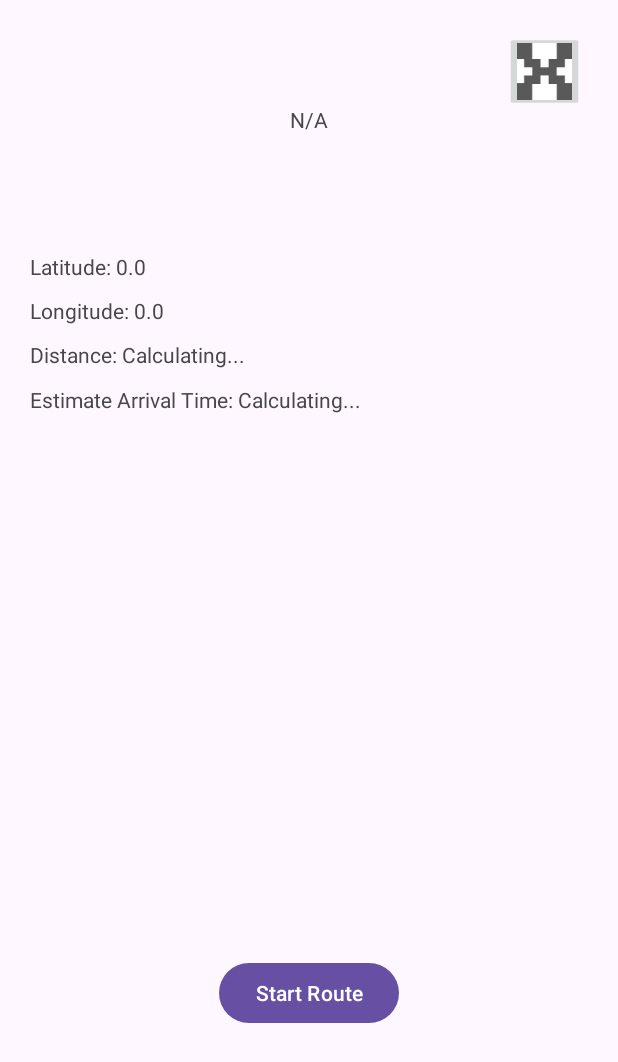
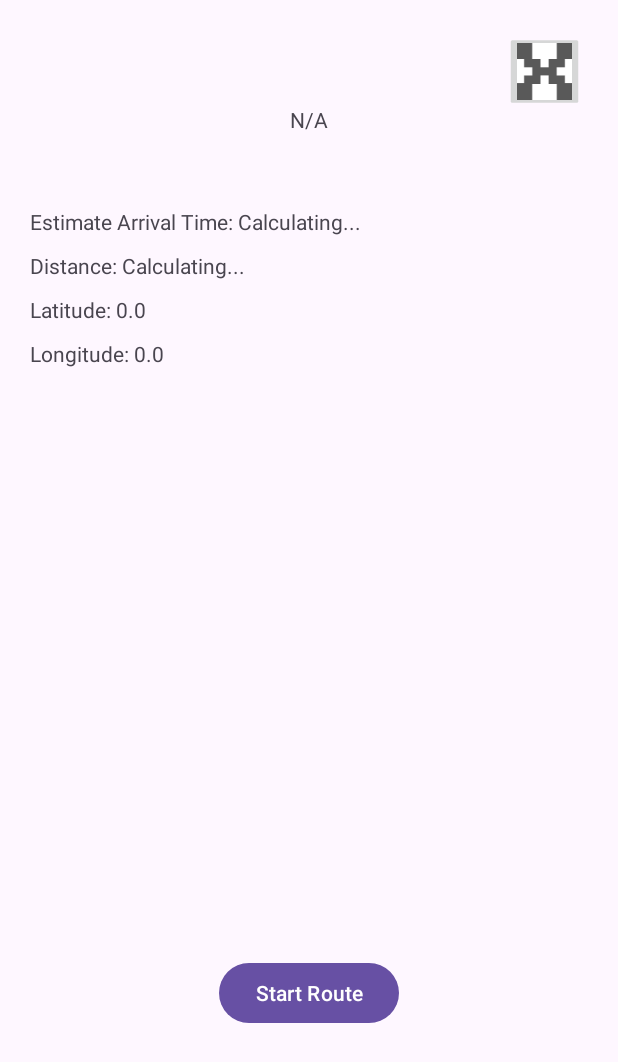
Before and after one commit to rgtdthrd/RPI-Atlas, an Android app: the LocationInfoAndOptionsActivity screen opened directly, with no data from a screen before it, on a phone screen of 412 x 824 dp. Shown: the top 1062 px of the screen. Run offline under Robolectric (Android 15) with nearby library versions, the phone set to English and light mode, and no system bars; our stand-ins replace navigation-ui.

Commit message:
Location Info reordered

```diff
--- a/app/src/main/res/layout/location_info_and_options.xml
+++ b/app/src/main/res/layout/location_info_and_options.xml
@@ -12,7 +12,7 @@
         android:layout_marginStart="169dp"
         android:layout_marginTop="70dp"
         android:layout_marginEnd="169dp"
-        android:text="NAME GOES HERE"
+        android:text="@string/name_goes_here"
         android:textAlignment="center"
         app:layout_constraintEnd_toEndOf="parent"
         app:layout_constraintStart_toStartOf="parent"
@@ -22,6 +22,7 @@
         android:id="@+id/backButton"
         android:layout_width="wrap_content"
         android:layout_height="wrap_content"
+        android:contentDescription='@string/none'
         android:scaleX="0.5"
         android:scaleY="0.5"
         app:layout_constraintEnd_toEndOf="parent"
@@ -29,14 +30,34 @@
         app:srcCompat="@drawable/x_icon" />
 
     <TextView
+        android:id="@+id/ETA_text"
+        android:layout_width="wrap_content"
+        android:layout_height="wrap_content"
+        android:layout_marginStart="20dp"
+        android:layout_marginTop="20dp"
+        android:text="@string/estimate_arrival_time_calculating"
+        app:layout_constraintStart_toStartOf="parent"
+        app:layout_constraintTop_toBottomOf="@+id/locationName" />
+
+    <TextView
+        android:id="@+id/distance_text"
+        android:layout_width="wrap_content"
+        android:layout_height="wrap_content"
+        android:layout_marginStart="20dp"
+        android:layout_marginTop="10dp"
+        android:text="@string/distance_calculating"
+        app:layout_constraintStart_toStartOf="parent"
+        app:layout_constraintTop_toBottomOf="@+id/ETA_text" />
+
+    <TextView
         android:id="@+id/latitude_text"
         android:layout_width="wrap_content"
         android:layout_height="wrap_content"
         android:layout_marginStart="20dp"
-        android:layout_marginTop="50dp"
-        android:text="LATITUDE"
+        android:layout_marginTop="10dp"
+        android:text="@string/latitude"
         app:layout_constraintStart_toStartOf="parent"
-        app:layout_constraintTop_toBottomOf="@+id/locationName" />
+        app:layout_constraintTop_toBottomOf="@+id/distance_text" />
 
     <TextView
         android:id="@+id/longitude_text"
@@ -44,35 +65,15 @@
         android:layout_height="wrap_content"
         android:layout_marginStart="20dp"
         android:layout_marginTop="10dp"
-        android:text="LONGITUDE"
+        android:text="@string/longitude"
         app:layout_constraintStart_toStartOf="parent"
         app:layout_constraintTop_toBottomOf="@+id/latitude_text" />
-
-    <TextView
-        android:id="@+id/ETA_text"
-        android:layout_width="wrap_content"
-        android:layout_height="wrap_content"
-        android:layout_marginStart="20dp"
-        android:layout_marginTop="40dp"
-        android:text="Estimate Arrival Time: Calculating..."
-        app:layout_constraintStart_toStartOf="parent"
-        app:layout_constraintTop_toBottomOf="@+id/longitude_text" />
-
-    <TextView
-        android:id="@+id/distance_text"
-        android:layout_width="wrap_content"
-        android:layout_height="wrap_content"
-        android:layout_marginStart="20dp"
-        android:layout_marginTop="10dp"
-        android:text="Distance: Calculating..."
-        app:layout_constraintStart_toStartOf="parent"
-        app:layout_constraintTop_toBottomOf="@+id/longitude_text" />
 
     <Button
         android:id="@+id/startRouteButton"
         android:layout_width="wrap_content"
         android:layout_height="wrap_content"
-        android:text="Start Route"
+        android:text="@string/start_route"
         app:layout_constraintBottom_toBottomOf="parent"
         app:layout_constraintEnd_toEndOf="parent"
         app:layout_constraintStart_toStartOf="parent"
--- a/app/src/main/res/values/strings.xml
+++ b/app/src/main/res/values/strings.xml
@@ -57,6 +57,12 @@
     <string name="walking_speed">Walking Speed</string>
     <string name="walking_speed_icon">Walking speed icon</string>
     <string name="walking_speed_spinner_desc">Select walking speed</string>
+    <string name="longitude">LONGITUDE</string>
+    <string name="start_route">Start Route</string>
+    <string name="latitude">LATITUDE</string>
+    <string name="distance_calculating">Distance: Calculating...</string>
+    <string name="estimate_arrival_time_calculating">Estimate Arrival Time: Calculating...</string>
+    <string name="name_goes_here">NAME GOES HERE</string>
     <string-array name="walking_speed_options">
         <item>Walking</item>
         <item>Biking</item>
```
